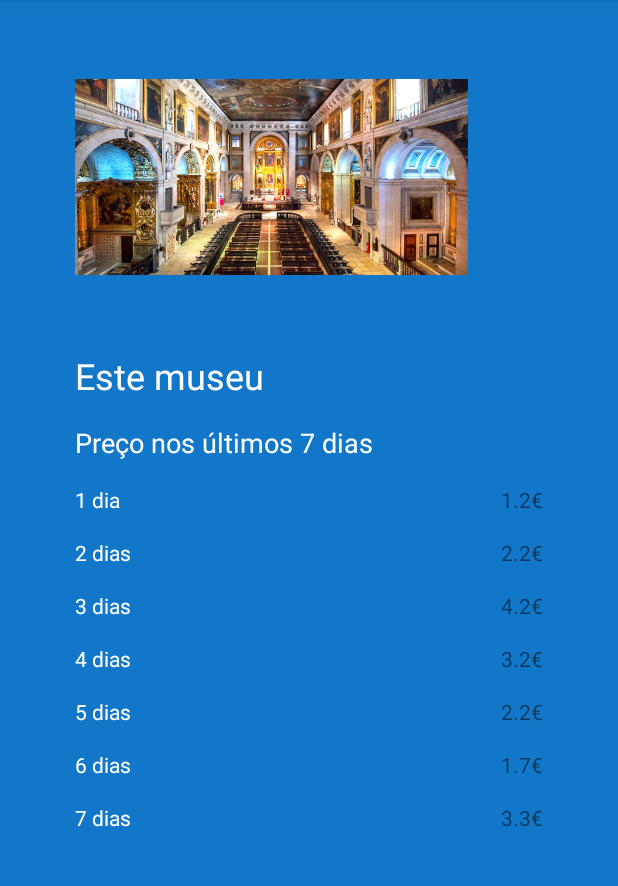
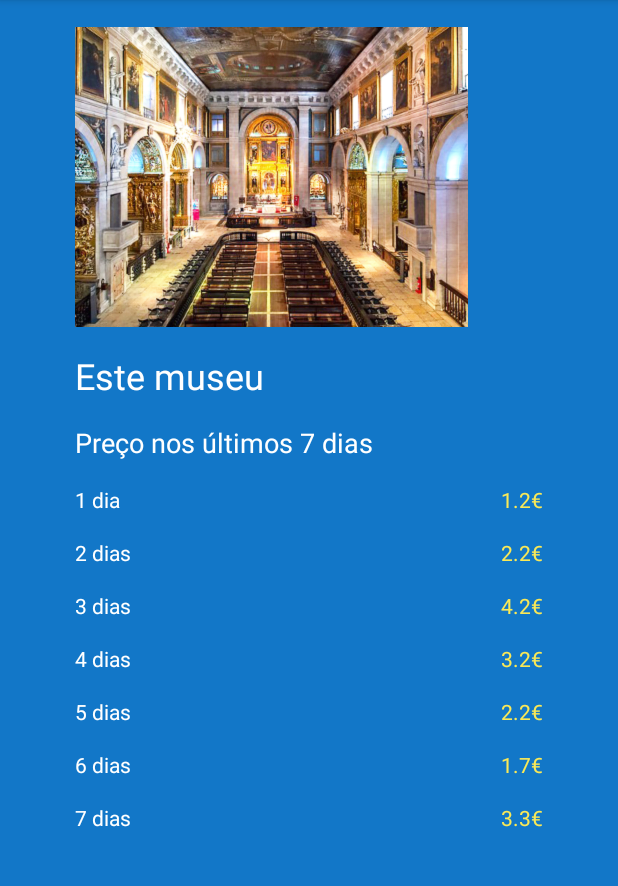
Before and after one commit to Capi15/MyMuseum, an Android app: the PrecosBilheteActivity screen opened directly, with no data from a screen before it, on a phone screen of 412 x 824 dp, the part 84-970 px from its top. Run offline under Robolectric (Android 15) with nearby library versions, the phone set to English and light mode, and no system bars.

Commit message:
projeto a ser enviado

```diff
--- a/app/src/main/java/com/example/mymuseum/adapters/MuseuAdapter.kt
+++ b/app/src/main/java/com/example/mymuseum/adapters/MuseuAdapter.kt
@@ -19,7 +19,7 @@ class MuseuAdapter : RecyclerView.Adapter<CustomViewHolder>(){
     )
 
     //arrays de strings remtentes aos museus
-    val stringTitulo = arrayOf("Franca", "Portugal", "Espanha", "China", "Alemanha")
+    val stringTitulo = arrayOf("França", "Portugal", "Espanha", "China", "Alemanha")
     val stringDescricao = arrayOf("O melhor museu Europeu", "Museus do minho", "Venha Visitar-nos", "Melhor museu Asiatico", "Segundo melhor museu Europeu")
 
     // associa um layout personalizado a cada linha(celula) do adaptador
--- a/app/src/main/res/layout/fragment_contactos.xml
+++ b/app/src/main/res/layout/fragment_contactos.xml
@@ -73,6 +73,7 @@
         android:layout_marginStart="@dimen/spaced_margins"
         android:layout_marginTop="@dimen/default_margin"
         android:layout_marginEnd="@dimen/spaced_margins"
+        android:textColor="@color/GlobalTextColor"
         android:ems="10"
         android:gravity="start|top"
         android:inputType="textMultiLine"
--- a/app/src/main/res/layout/row_bilhetes_museu_preco.xml
+++ b/app/src/main/res/layout/row_bilhetes_museu_preco.xml
@@ -13,6 +13,7 @@
         android:layout_marginStart="@dimen/big_margins"
         android:layout_marginTop="10dp"
         android:layout_marginEnd="100dp"
+        android:scaleType="centerCrop"
         app:layout_constraintEnd_toEndOf="parent"
         app:layout_constraintStart_toStartOf="parent"
         app:layout_constraintTop_toTopOf="parent"
@@ -116,6 +117,7 @@
         android:layout_height="wrap_content"
         android:layout_marginEnd="@dimen/big_margins"
         android:text="@string/simbolo_euro"
+        android:textColor="@color/outraCorTexto"
         app:layout_constraintBaseline_toBaselineOf="@+id/preco_museus_dia_1_text"
         app:layout_constraintEnd_toEndOf="parent"
         app:layout_constraintHorizontal_bias="1.0"
@@ -125,6 +127,7 @@
         android:id="@+id/preco_museus_euro_2"
         android:layout_width="wrap_content"
         android:layout_height="wrap_content"
+        android:textColor="@color/outraCorTexto"
         android:text="@string/simbolo_euro"
         app:layout_constraintBaseline_toBaselineOf="@+id/preco_museus_dia_2_text"
         app:layout_constraintEnd_toEndOf="@+id/preco_museus_euro_1" />
@@ -134,6 +137,7 @@
         android:layout_width="wrap_content"
         android:layout_height="wrap_content"
         android:text="@string/simbolo_euro"
+        android:textColor="@color/outraCorTexto"
         app:layout_constraintBaseline_toBaselineOf="@+id/preco_museus_dia_3_text"
         app:layout_constraintEnd_toEndOf="@+id/preco_museus_euro_2" />
 
@@ -142,6 +146,7 @@
         android:layout_width="wrap_content"
         android:layout_height="wrap_content"
         android:text="@string/simbolo_euro"
+        android:textColor="@color/outraCorTexto"
         app:layout_constraintBaseline_toBaselineOf="@+id/preco_museus_dia_4_text"
         app:layout_constraintEnd_toEndOf="@+id/preco_museus_euro_3" />
 
@@ -150,6 +155,7 @@
         android:layout_width="wrap_content"
         android:layout_height="wrap_content"
         android:text="@string/simbolo_euro"
+        android:textColor="@color/outraCorTexto"
         app:layout_constraintBaseline_toBaselineOf="@+id/preco_museus_dia_5_text"
         app:layout_constraintEnd_toEndOf="@+id/preco_museus_euro_4" />
 
@@ -158,6 +164,7 @@
         android:layout_width="wrap_content"
         android:layout_height="wrap_content"
         android:text="@string/simbolo_euro"
+        android:textColor="@color/outraCorTexto"
         app:layout_constraintBaseline_toBaselineOf="@+id/preco_museus_dia_6_text"
         app:layout_constraintEnd_toEndOf="@+id/preco_museus_euro_5" />
 
@@ -166,6 +173,7 @@
         android:layout_width="wrap_content"
         android:layout_height="wrap_content"
         android:text="@string/simbolo_euro"
+        android:textColor="@color/outraCorTexto"
         app:layout_constraintBaseline_toBaselineOf="@+id/preco_museus_dia_7_text"
         app:layout_constraintEnd_toEndOf="@+id/preco_museus_euro_6" />
 
@@ -175,6 +183,7 @@
         android:layout_height="wrap_content"
         android:layout_marginTop="@dimen/default_margin"
         android:text="@string/valor_inicial"
+        android:textColor="@color/outraCorTexto"
         app:layout_constraintEnd_toStartOf="@+id/preco_museus_euro_1"
         app:layout_constraintHorizontal_bias="1.0"
         app:layout_constraintStart_toEndOf="@+id/preco_museus_dia_1_text"
@@ -186,6 +195,7 @@
         android:layout_height="wrap_content"
         android:layout_marginTop="@dimen/default_margin"
         android:text="@string/valor_inicial"
+        android:textColor="@color/outraCorTexto"
         app:layout_constraintEnd_toStartOf="@+id/preco_museus_euro_2"
         app:layout_constraintTop_toBottomOf="@+id/preco_museus_valor_1" />
 
@@ -194,6 +204,7 @@
         android:layout_width="wrap_content"
         android:layout_height="wrap_content"
         android:text="@string/valor_inicial"
+        android:textColor="@color/outraCorTexto"
         app:layout_constraintBaseline_toBaselineOf="@+id/preco_museus_euro_3"
         app:layout_constraintEnd_toStartOf="@+id/preco_museus_euro_3" />
 
@@ -202,6 +213,7 @@
         android:layout_width="wrap_content"
         android:layout_height="wrap_content"
         android:text="@string/valor_inicial"
+        android:textColor="@color/outraCorTexto"
         app:layout_constraintBaseline_toBaselineOf="@+id/preco_museus_euro_4"
         app:layout_constraintEnd_toStartOf="@+id/preco_museus_euro_4" />
 
@@ -210,6 +222,7 @@
         android:layout_width="wrap_content"
         android:layout_height="wrap_content"
         android:text="@string/valor_inicial"
+        android:textColor="@color/outraCorTexto"
         app:layout_constraintBaseline_toBaselineOf="@+id/preco_museus_euro_5"
         app:layout_constraintEnd_toStartOf="@+id/preco_museus_euro_5" />
 
@@ -218,6 +231,7 @@
         android:layout_width="wrap_content"
         android:layout_height="wrap_content"
         android:text="@string/valor_inicial"
+        android:textColor="@color/outraCorTexto"
         app:layout_constraintBaseline_toBaselineOf="@+id/preco_museus_euro_6"
         app:layout_constraintEnd_toStartOf="@+id/preco_museus_euro_6" />
 
@@ -226,6 +240,7 @@
         android:layout_width="wrap_content"
         android:layout_height="wrap_content"
         android:text="@string/valor_inicial"
+        android:textColor="@color/outraCorTexto"
         app:layout_constraintBaseline_toBaselineOf="@+id/preco_museus_euro_7"
         app:layout_constraintEnd_toStartOf="@+id/preco_museus_euro_7" />
 
--- a/app/src/main/res/values/colors.xml
+++ b/app/src/main/res/values/colors.xml
@@ -9,6 +9,7 @@
     <color name="obrasBack">#373839</color>
     <color name="textColor">#03A9F4</color>
     <color name="GlobalTextColor">#FFFFFF</color>
+    <color name="outraCorTexto">#FAE957</color>
 
 
 </resources>
```
Also changed, not shown: app/src/main/java/com/example/mymuseum/ui/comprarbilhete/ComprarBilheteViewModel.kt (deleted, +0 -7 lines), app/src/main/java/com/example/mymuseum/ui/contactos/ContactosViewModel.kt (deleted, +0 -7 lines), app/src/main/java/com/example/mymuseum/ui/mensagens/MensagensViewModel.kt (deleted, +0 -7 lines), app/src/main/java/com/example/mymuseum/ui/perfil/PerfilViewModel.kt (deleted, +0 -7 lines), app/src/main/res/layout/fragment_perfil.xml (+8 -2 lines).
